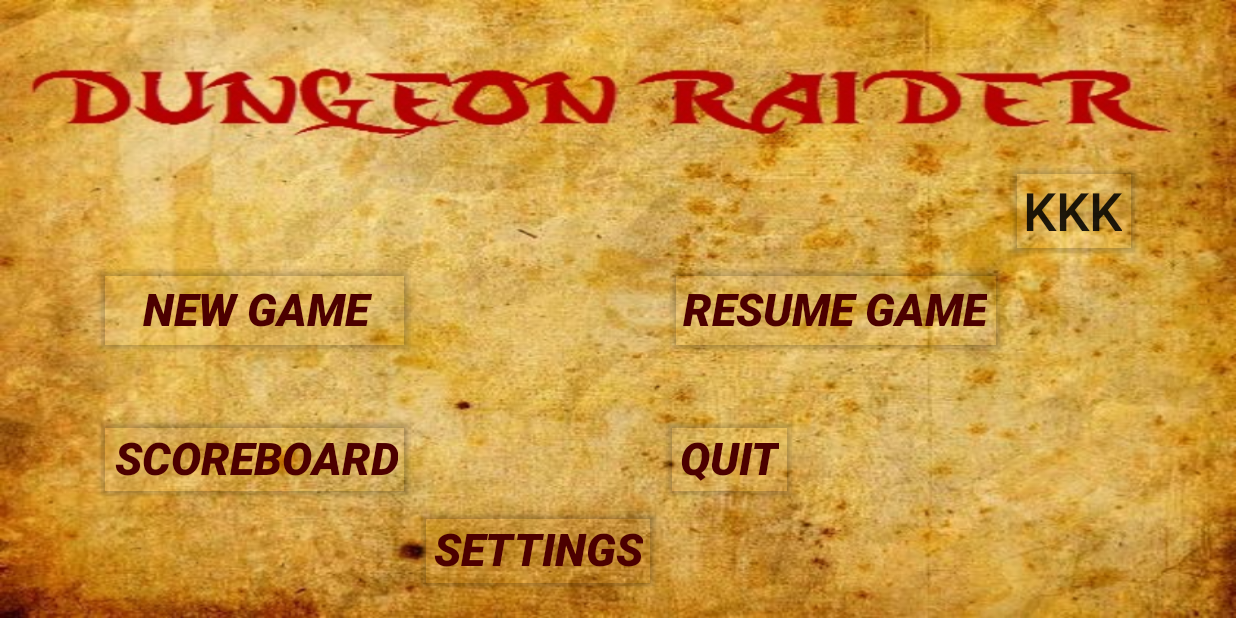
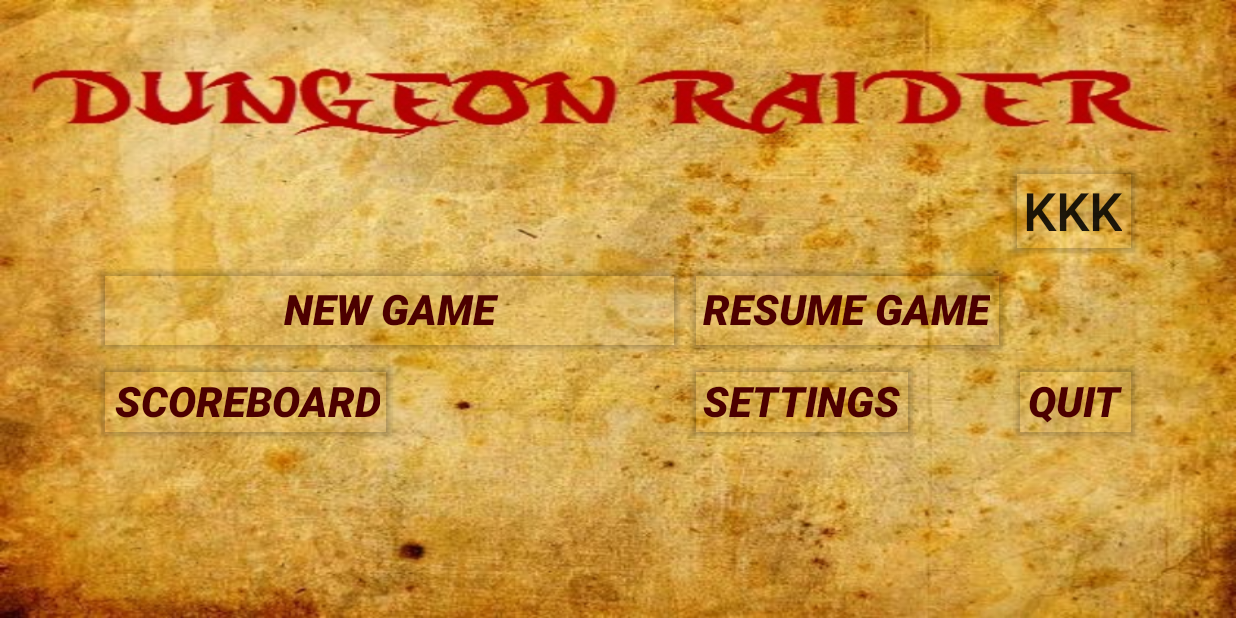
Before and after one commit to ajinkya-dhamnaskar/dungeon-raider, an Android app: the screen it shows after launch (MainActivity), on a phone screen of 824 x 412 dp (held sideways). Run offline under Robolectric (Android 15) with nearby library versions, the phone set to English and light mode, and no system bars.

Commit message:
file updated

```diff
--- a/app/src/main/AndroidManifest.xml
+++ b/app/src/main/AndroidManifest.xml
@@ -17,9 +17,13 @@
         </activity>
         <activity android:name="com.group2.dungeonraider.controller.Setting" android:screenOrientation="landscape" android:label="Setting">
         </activity>
-        <activity android:name="com.group2.dungeonraider.controller.ScoreCard" android:screenOrientation="landscape" android:label="ScoreCard"
-            >
+        <activity android:name="com.group2.dungeonraider.controller.NewGame" android:screenOrientation="landscape" android:label="NewGame">
+        </activity>
+        <activity android:name="com.group2.dungeonraider.controller.ScoreCard" android:screenOrientation="landscape" android:label="ScoreCard">
+        </activity>
+        <activity android:name="com.group2.dungeonraider.controller.Level" android:screenOrientation="landscape" android:label="Level">
         </activity>
     </application>
 
+
 </manifest>
--- a/app/src/main/res/layout/activity_main.xml
+++ b/app/src/main/res/layout/activity_main.xml
@@ -16,13 +16,13 @@
         android:text="QUIT"
         android:onClick="quit"
         android:id="@+id/btn_quit"
-        android:textSize="30dp"
+        android:textSize="28dp"
         android:backgroundTint="@android:color/transparent"
         android:textColor="#4C0000"
         android:textStyle="bold|italic"
-        android:layout_above="@+id/btn_setting"
-        android:layout_toRightOf="@+id/btn_setting"
-        android:layout_toEndOf="@+id/btn_setting" />
+        android:layout_below="@+id/btn_resume"
+        android:layout_alignRight="@+id/button5"
+        android:layout_alignEnd="@+id/button5" />
 
     <Button
         android:layout_width="wrap_content"
@@ -30,13 +30,13 @@
         android:text="SETTINGS"
         android:onClick="setting"
         android:id="@+id/btn_setting"
-        android:textSize="30dp"
+        android:textSize="28dp"
         android:backgroundTint="@android:color/transparent"
         android:textColor="#4C0000"
         android:textStyle="bold|italic"
-        android:layout_alignParentBottom="true"
-        android:layout_toEndOf="@+id/btn_scorecard"
-        android:layout_toRightOf="@+id/btn_scorecard" />
+        android:layout_below="@+id/btn_resume"
+        android:layout_alignLeft="@+id/btn_resume"
+        android:layout_alignStart="@+id/btn_resume" />
 
     <Button
         android:layout_width="wrap_content"
@@ -44,11 +44,11 @@
         android:text="SCOREBOARD"
         android:onClick="scorecard"
         android:id="@+id/btn_scorecard"
-        android:textSize="30dp"
+        android:textSize="28dp"
         android:backgroundTint="@android:color/transparent"
         android:textColor="#4C0000"
         android:textStyle="bold|italic"
-        android:layout_above="@+id/btn_setting"
+        android:layout_below="@+id/btn_newgame"
         android:layout_alignParentLeft="true"
         android:layout_alignParentStart="true" />
 
@@ -60,7 +60,7 @@
         android:onClick="newgame"
         android:backgroundTint="@android:color/transparent"
         android:height="@android:dimen/notification_large_icon_height"
-        android:textSize="30dp"
+        android:textSize="28dp"
         android:textColor="#4C0000"
         android:textStyle="bold|italic"
         android:layout_centerVertical="true"
@@ -77,14 +77,14 @@
         android:id="@+id/btn_resume"
         android:backgroundTint="@android:color/transparent"
         android:height="@android:dimen/notification_large_icon_height"
-        android:textSize="30dp"
+        android:textSize="28dp"
         android:textColor="#4C0000"
         android:textStyle="bold|italic"
         android:visibility="visible"
         android:textAlignment="inherit"
-        android:layout_alignTop="@+id/btn_newgame"
-        android:layout_toLeftOf="@+id/button5"
-        android:layout_toStartOf="@+id/button5" />
+        android:layout_centerVertical="true"
+        android:layout_toLeftOf="@+id/btn_quit"
+        android:layout_toStartOf="@+id/btn_quit" />
 
     <Button
         style="?android:attr/buttonStyleSmall"
```
